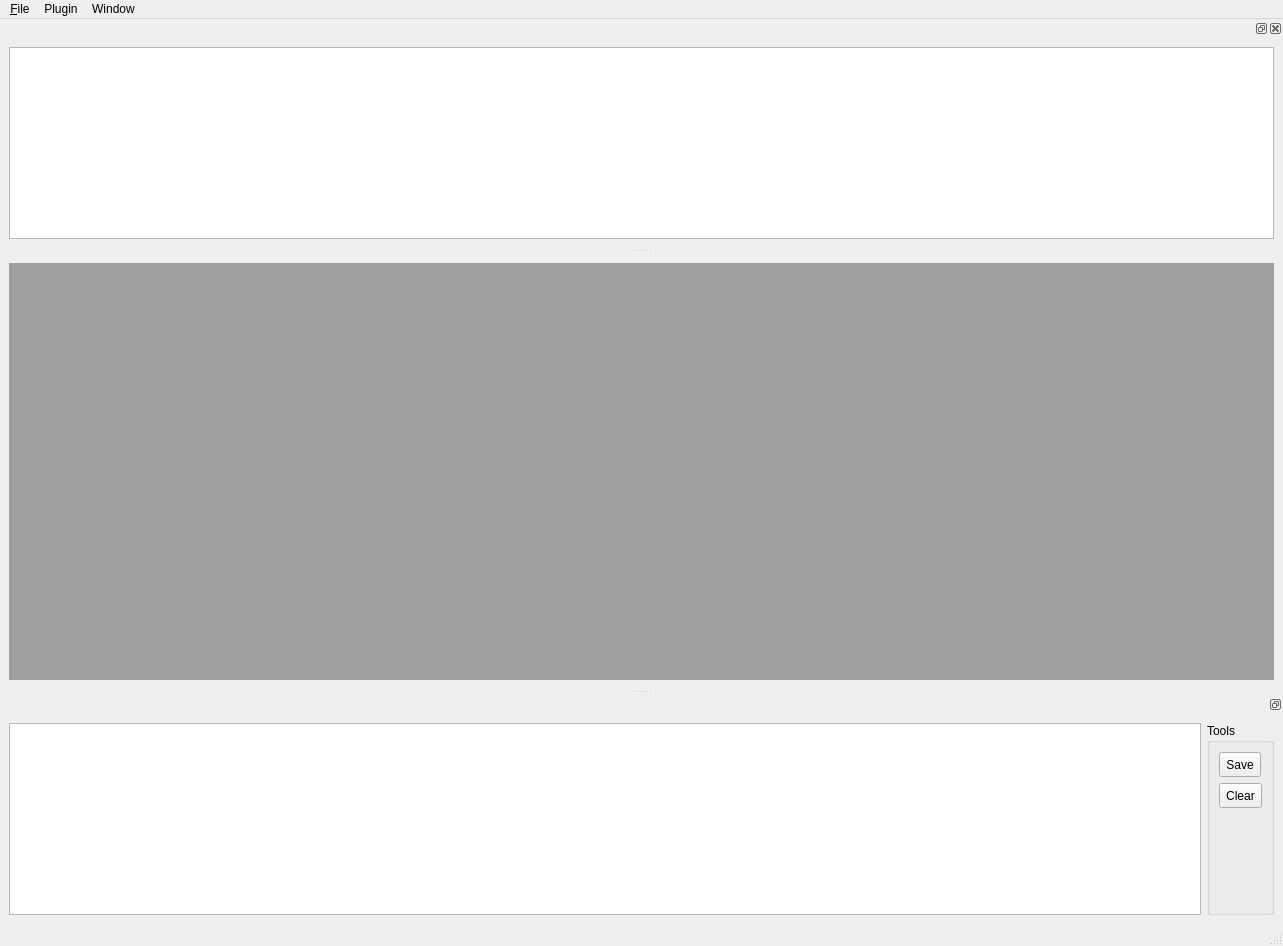
Qt form NetworkViewer/NetworkView.ui (glocklueng/openecosys) before a commit.
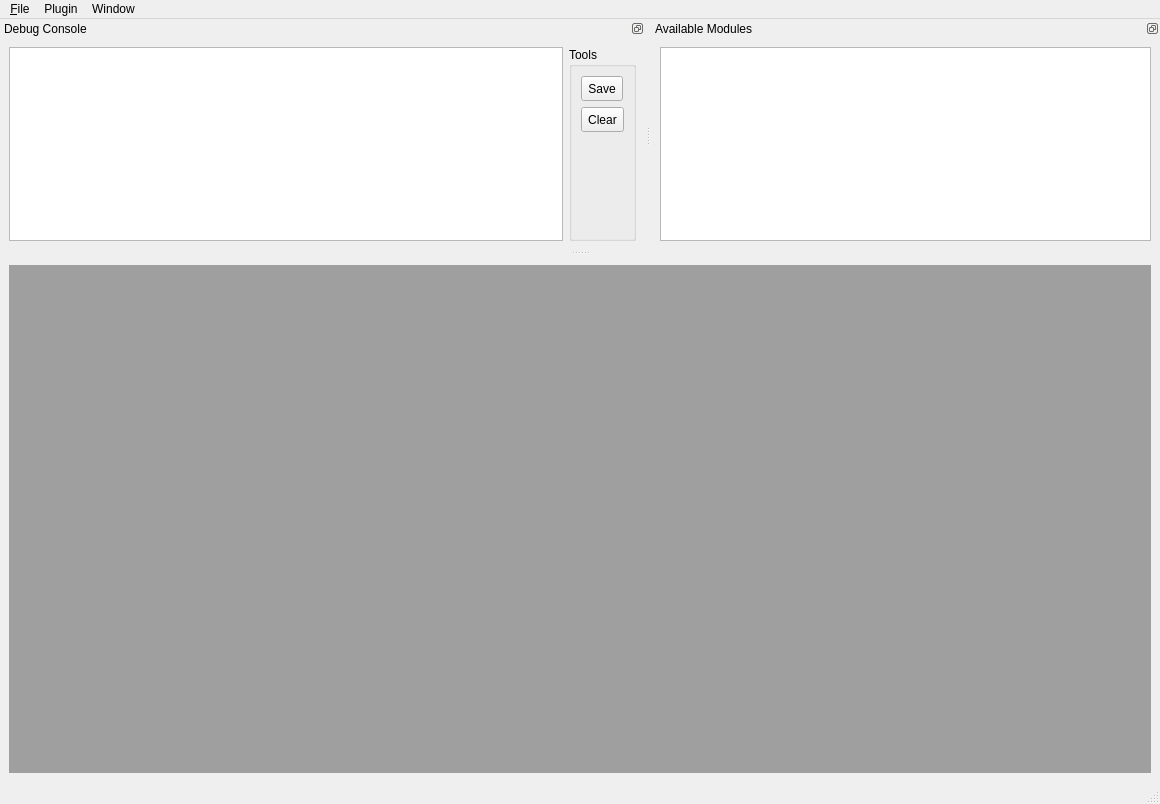
The same form after that commit.

Commit message: Dock widget now allows vertical view or horizontal view for modules.

```diff
--- a/NetworkViewer/NetworkView.ui
+++ b/NetworkViewer/NetworkView.ui
@@ -6,8 +6,8 @@
    <rect>
     <x>0</x>
     <y>0</y>
-    <width>1283</width>
-    <height>946</height>
+    <width>1160</width>
+    <height>804</height>
    </rect>
   </property>
   <property name="windowTitle">
@@ -20,6 +20,12 @@
       <property name="enabled">
        <bool>true</bool>
       </property>
+      <property name="viewMode">
+       <enum>QMdiArea::SubWindowView</enum>
+      </property>
+      <property name="documentMode">
+       <bool>true</bool>
+      </property>
      </widget>
     </item>
    </layout>
@@ -29,7 +35,7 @@
     <rect>
      <x>0</x>
      <y>0</y>
-     <width>1283</width>
+     <width>1160</width>
      <height>20</height>
     </rect>
    </property>
@@ -62,16 +68,44 @@
   </widget>
   <widget class="QStatusBar" name="statusbar"/>
   <widget class="QDockWidget" name="dockWidget">
+   <property name="sizePolicy">
+    <sizepolicy hsizetype="Preferred" vsizetype="Preferred">
+     <horstretch>0</horstretch>
+     <verstretch>0</verstretch>
+    </sizepolicy>
+   </property>
+   <property name="minimumSize">
+    <size>
+     <width>338</width>
+     <height>231</height>
+    </size>
+   </property>
+   <property name="floating">
+    <bool>false</bool>
+   </property>
    <property name="features">
     <set>QDockWidget::DockWidgetFloatable|QDockWidget::DockWidgetMovable</set>
    </property>
+   <property name="allowedAreas">
+    <set>Qt::BottomDockWidgetArea|Qt::TopDockWidgetArea</set>
+   </property>
+   <property name="windowTitle">
+    <string>Debug Console</string>
+   </property>
    <attribute name="dockWidgetArea">
-    <number>8</number>
+    <number>4</number>
    </attribute>
    <widget class="QWidget" name="dockWidgetContents">
     <layout class="QHBoxLayout" name="horizontalLayout">
      <item>
-      <widget class="QTextEdit" name="m_textEdit"/>
+      <widget class="QTextEdit" name="m_textEdit">
+       <property name="sizePolicy">
+        <sizepolicy hsizetype="MinimumExpanding" vsizetype="MinimumExpanding">
+         <horstretch>0</horstretch>
+         <verstretch>0</verstretch>
+        </sizepolicy>
+       </property>
+      </widget>
      </item>
      <item>
       <widget class="QGroupBox" name="groupBox">
@@ -130,7 +164,22 @@
     </layout>
    </widget>
   </widget>
-  <widget class="QDockWidget" name="dockWidget_3">
+  <widget class="QDockWidget" name="m_moduleDockWidget">
+   <property name="minimumSize">
+    <size>
+     <width>0</width>
+     <height>0</height>
+    </size>
+   </property>
+   <property name="floating">
+    <bool>false</bool>
+   </property>
+   <property name="features">
+    <set>QDockWidget::DockWidgetFloatable|QDockWidget::DockWidgetMovable</set>
+   </property>
+   <property name="windowTitle">
+    <string>Available Modules</string>
+   </property>
    <attribute name="dockWidgetArea">
     <number>4</number>
    </attribute>
@@ -139,7 +188,7 @@
      <item>
       <widget class="QGraphicsView" name="m_moduleGraphicsView">
        <property name="sizePolicy">
-        <sizepolicy hsizetype="Expanding" vsizetype="Expanding">
+        <sizepolicy hsizetype="MinimumExpanding" vsizetype="MinimumExpanding">
          <horstretch>0</horstretch>
          <verstretch>0</verstretch>
         </sizepolicy>
@@ -147,7 +196,13 @@
        <property name="minimumSize">
         <size>
          <width>0</width>
-         <height>150</height>
+         <height>0</height>
+        </size>
+       </property>
+       <property name="maximumSize">
+        <size>
+         <width>16777215</width>
+         <height>16777215</height>
         </size>
        </property>
       </widget>
```
The commit also changes 2 other files.
